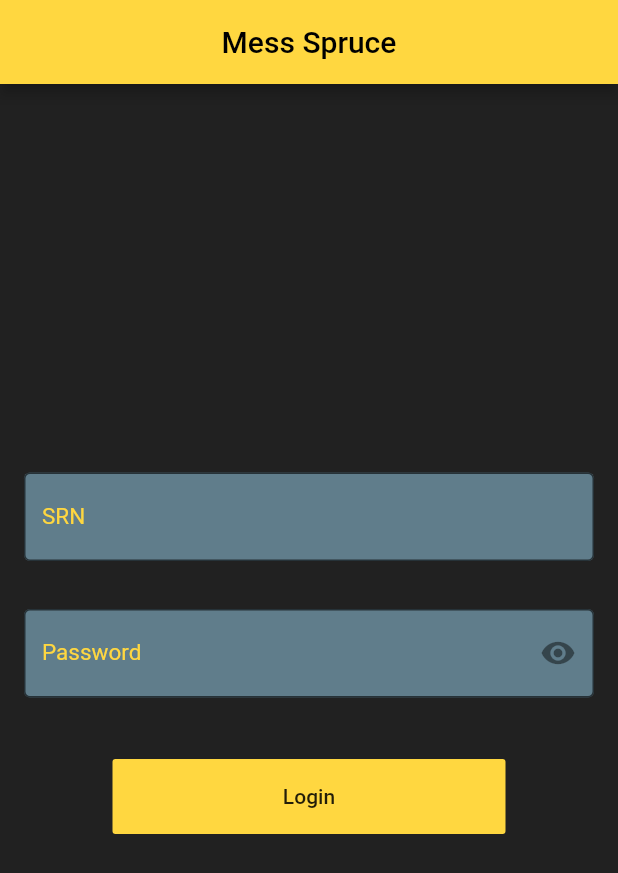
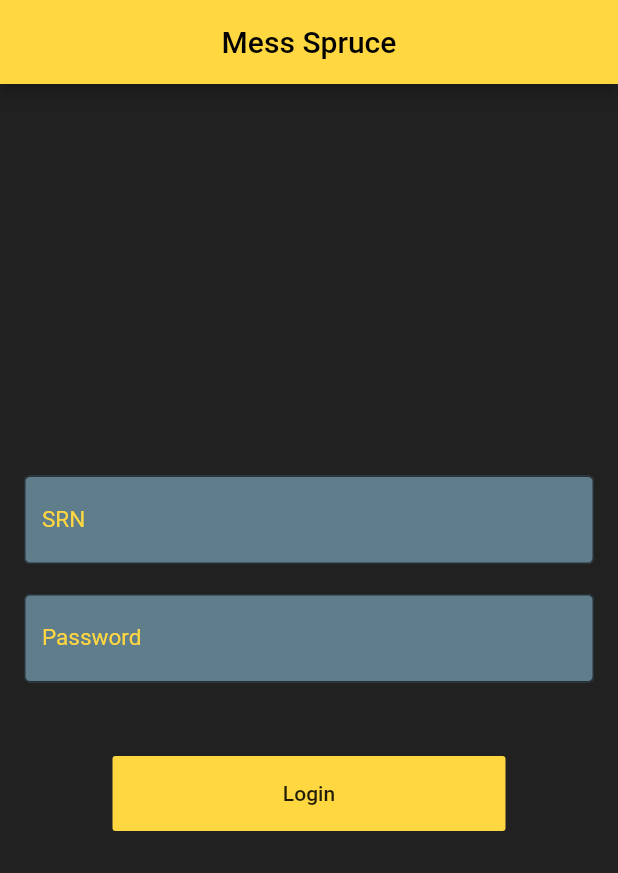
Before and after one commit to carnage5/mess-spruce, a Flutter app: the screen it shows after launch, on a phone screen of 412 x 824 dp. Shown: the top 873 px of the screen. Run offline on Flutter 3.47's test engine with Material 2 defaults, Android fonts, the phone set to English and light mode, and no system bars.

Commit message:
did validation checks for the login , so all we need to do now is take the inputted srn and search for that in the data base and match the password present there with the password entered

```diff
--- a/lib/login.dart
+++ b/lib/login.dart
@@ -1,4 +1,3 @@
-import 'dart:ui';
 
 import 'package:flutter/material.dart';
 class login extends StatefulWidget {
@@ -10,6 +9,12 @@ class login extends StatefulWidget {
 
 class _loginState extends State<login> {
   bool lg=true;
+  TextEditingController srn_controller= TextEditingController();
+  TextEditingController password_controller= TextEditingController();
+  final _form=GlobalKey<FormState>();
+  //String? password;//holds password value once login button is pressed
+  String? srn; //holds srn value once login button is pressed
+  var password_check;
   @override
   Widget build(BuildContext context) {
     return Scaffold(
@@ -28,14 +33,89 @@ class _loginState extends State<login> {
         mainAxisAlignment: MainAxisAlignment.center,
         crossAxisAlignment: CrossAxisAlignment.stretch,
         children: <Widget>[
+          Form(
+            key: _form,
+              child: Column(
+                children: <Widget>[
                 Padding(
                   padding: const EdgeInsets.all(16.0),
-            child: TextField(
+                  child: TextFormField(
+                    controller: srn_controller,
+                    decoration: InputDecoration(
+                      labelText: "SRN",
+                      labelStyle: TextStyle(
+                        fontSize: 15.0,
+                        color: Colors.amberAccent,),
+                      border: OutlineInputBorder(),
+                      fillColor: Colors.blueGrey,
+                      filled: true,
+                    ),
+                  ),
+                ),
+                  Padding(
+                    padding: const EdgeInsets.symmetric(vertical:4.0,horizontal: 16.0),
+                    child: TextFormField(
+                      controller: password_controller,
+                      validator: (val){
+                        if(val==null || val.isEmpty)
+                        {return 'Required';}
+                        if(val.compareTo(password_check)!=0)
+                          return 'Password does not match ';
+                        return null;
+                      },
+                      decoration: InputDecoration(
+                        labelText: "Password",
+                        labelStyle: TextStyle(
+                          fontSize: 15.0,
+                          color: Colors.amberAccent,),
+                        border: OutlineInputBorder(),
+                        fillColor: Colors.blueGrey,
+                        filled: true,
+                      ),
+                    ),
+                  ),
+               ],
+              ),
+          ),
+          SizedBox(
+            height: 20.0,
+          ),
+
+          Padding(
+            padding: const EdgeInsets.symmetric(vertical: 25.0,horizontal: 75.0),
+            child: ButtonTheme(
+              height: 50.0,
+              child: FlatButton(
+                  onPressed: (){
+                    password_check='hoho';
+                    srn=srn_controller.text.toString();
+                    //password=password_controller.text.toString();
+                    if(_form.currentState!.validate())
+                      {
+                        Navigator.pushNamed(context, '/menu');
+                      }
+
+                  },
+                  child: Text('Login'),
+              color: Colors.amberAccent,),
+            ),
+          )
+        ],
+      ),
+    );
+  }
+}
+
+
+/*
+TextField(
+            controller: srn_controller,
             decoration: InputDecoration(
               hintText: "SRN",
               hintStyle: TextStyle(
                 color: Colors.blue,
               ),
+
               labelText: "SRN",
               labelStyle: TextStyle(
                 fontSize: 15.0,
@@ -46,10 +126,8 @@ class _loginState extends State<login> {
               filled: true,
             ),
           ),
-          ),
-          Padding(
-            padding: const EdgeInsets.all(16.0),
-            child: TextField(
+          TextField(
+            controller: password_controller,
             decoration: InputDecoration(
               //hintText: "Password",
               hintStyle: TextStyle(
@@ -74,21 +152,4 @@ class _loginState extends State<login> {
             ),
             obscureText: lg,
           ),
-          ),
-          Padding(
-            padding: const EdgeInsets.symmetric(vertical: 25.0,horizontal: 75.0),
-            child: ButtonTheme(
-              height: 50.0,
-              child: FlatButton(
-                  onPressed: (){
-                    Navigator.pushNamed(context, '/menu');
-                  },
-                  child: Text('Login'),
-              color: Colors.amberAccent,),
-            ),
-          )
-        ],
-      ),
-    );
-  }
-}
+ */
```
Lines whose indentation alone changed are shown as unchanged.
